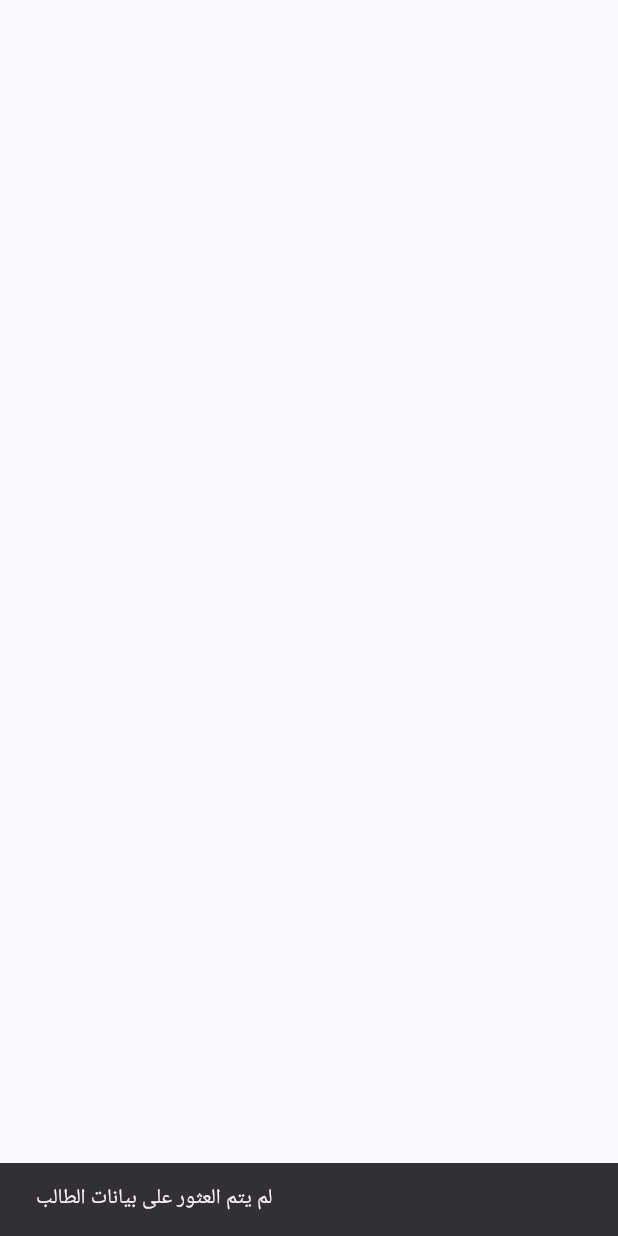
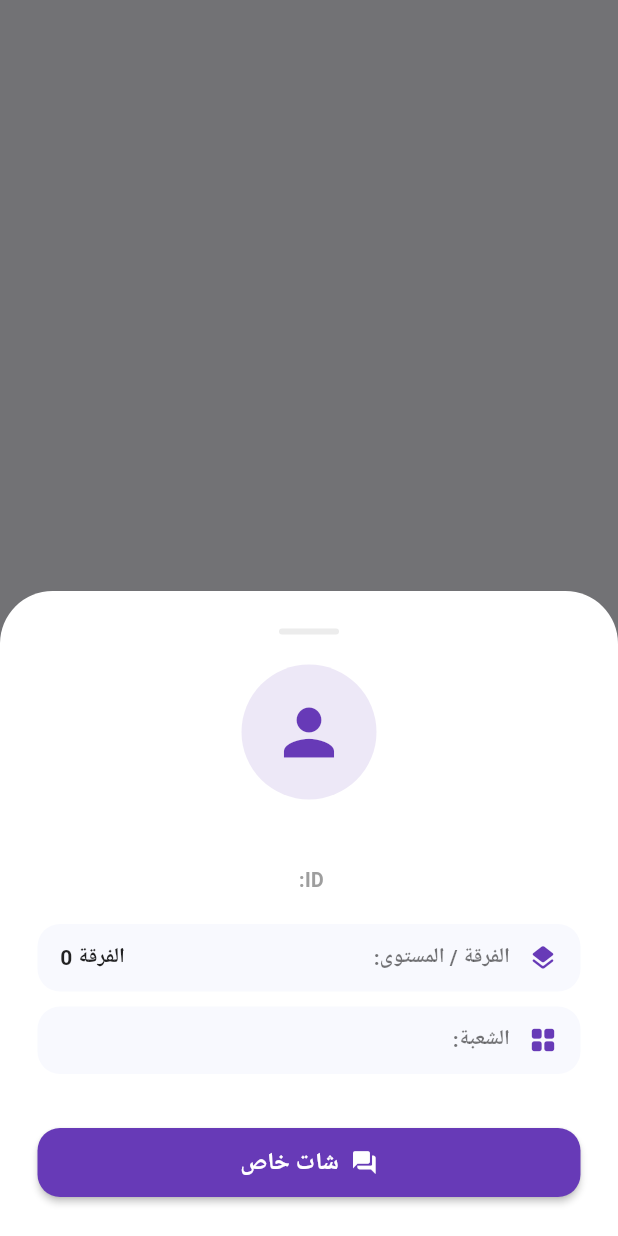
Before and after one commit to 3bdoelsayd/Smart-System, a Flutter app: what showRichStudentProfileModal() shows on an empty page, opened directly with empty values, on a phone screen of 412 x 824 dp. Run offline on Flutter 3.47's test engine with Material 3 defaults, Android fonts, the phone set to English and light mode, and no system bars; our stand-ins replace cloud_firestore, file_picker, firebase_auth, firebase_core, firebase_storage, flutter_local_notifications and 7 more; missing offline and left inert: excel, mobile_scanner, universal_html; accounts and stored records are empty; Roboto replaces fonts that are missing (Cairo).

Commit message:
Render live student profile avatars across all screens and fix profile modal pop bug

```diff
--- a/lib/Screens/doctor_students_list_screen.dart
+++ b/lib/Screens/doctor_students_list_screen.dart
@@ -100,7 +100,10 @@ class _DoctorStudentsListScreenState extends State<DoctorStudentsListScreen> {
                           contentPadding: const EdgeInsets.symmetric(horizontal: 16, vertical: 8),
                           leading: CircleAvatar(
                             backgroundColor: primaryColor.withAlpha(26),
-                            child: Icon(Icons.school_rounded, color: primaryColor),
+                            backgroundImage: _ds.getAvatarImageProvider(studentData['photoUrl']),
+                            child: (studentData['photoUrl'] ?? '').toString().isEmpty
+                                ? Icon(Icons.school_rounded, color: primaryColor)
+                                : null,
                           ),
                           title: Text(studentName, style: TextStyle(fontWeight: FontWeight.bold, fontSize: 15, color: isDark ? Colors.white : Colors.black87)),
                           subtitle: Text("ID: $studentId | $division\n${studentPhone.isNotEmpty ? '📞 $studentPhone' : (isAr ? 'رقم الهاتف غير مسجل' : 'No phone')}", style: TextStyle(fontSize: 12, color: isDark ? Colors.white54 : Colors.grey.shade600)),
--- a/lib/Screens/research_submissions_screen.dart
+++ b/lib/Screens/research_submissions_screen.dart
@@ -268,7 +268,10 @@ class _ResearchSubmissionsScreenState extends State<ResearchSubmissionsScreen> {
                               leading: CircleAvatar(
                                 radius: 20,
                                 backgroundColor: Colors.red.withAlpha(26),
-                                child: const Icon(Icons.list_alt, color: Colors.red, size: 22),
+                                backgroundImage: _ds.getAvatarImageProvider(r['photoUrl']),
+                                child: (r['photoUrl'] ?? '').toString().isEmpty
+                                    ? const Icon(Icons.list_alt, color: Colors.red, size: 22)
+                                    : null,
                               ),
                               title: Text(r['studentName'] ?? 'Student', style: TextStyle(fontWeight: FontWeight.bold, fontSize: 16, color: isDark ? Colors.white : Colors.black87)),
                               subtitle: Column(
--- a/lib/widgets/student_profile_modal.dart
+++ b/lib/widgets/student_profile_modal.dart
@@ -9,12 +9,16 @@ void showRichStudentProfileModal({
   required String studentIdOrUid,
   String? studentName,
   String? subject,
+  Map<String, dynamic>? initialStudentData,
 }) async {
   final ds = DataService();
   bool isAr = ds.isArabic;
   bool isDark = ds.isDarkMode;
   Color primaryColor = isDark ? const Color(0xFF03DAC6) : const Color(0xFF673AB7);
 
+  Map<String, dynamic>? studentData = initialStudentData;
+
+  if (studentData == null) {
     // Show loading indicator
     showDialog(
       context: context,
@@ -22,17 +26,46 @@ void showRichStudentProfileModal({
       builder: (ctx) => const Center(child: CircularProgressIndicator()),
     );
 
-  Map<String, dynamic>? studentData;
     try {
+      var docSnap = await ds.studentsColl.doc(studentIdOrUid.trim()).get();
+      if (docSnap.exists && docSnap.data() != null) {
+        studentData = docSnap.data() as Map<String, dynamic>;
+      }
+
+      if (studentData == null) {
         var snap = await ds.studentsColl.where('id', isEqualTo: studentIdOrUid.trim()).get();
+        if (snap.docs.isEmpty && int.tryParse(studentIdOrUid.trim()) != null) {
+          snap = await ds.studentsColl.where('id', isEqualTo: int.tryParse(studentIdOrUid.trim())).get();
+        }
         if (snap.docs.isEmpty) {
           snap = await ds.studentsColl.where('uid', isEqualTo: studentIdOrUid.trim()).get();
         }
         if (snap.docs.isNotEmpty) {
           studentData = snap.docs.first.data() as Map<String, dynamic>;
         }
+      }
+
+      if (studentData == null) {
+        var allSnap = await ds.studentsColl.get();
+        for (var d in allSnap.docs) {
+          var data = d.data() as Map<String, dynamic>;
+          String sId = (data['id'] ?? '').toString().trim();
+          String sUid = (data['uid'] ?? '').toString().trim();
+          String sName = (data['name'] ?? '').toString().trim();
+
+          if (sId == studentIdOrUid.trim() || sUid == studentIdOrUid.trim() || (studentName != null && sName == studentName.trim())) {
+            studentData = data;
+            break;
+          }
+        }
+      }
     } catch (e) {
       debugPrint("Fetch student error: $e");
+    }
+
+    if (context.mounted) {
+      Navigator.pop(context); // إغلاق مؤشر التحميل فقط عندما يفتح
+    }
   }
 
   int attCount = 0;
@@ -48,10 +81,6 @@ void showRichStudentProfileModal({
       attCount = results[0].docs.length;
       resCount = results[1].docs.length;
     } catch (_) {}
-  }
-
-  if (context.mounted) {
-    Navigator.pop(context); // Close loading dialog
   }
 
   if (studentData == null) {
```
Also changed, not shown: lib/Screens/attendance_management_screen.dart (+29 -8 lines), lib/Screens/super_admin_dashboard.dart (+9 -2 lines), 1 other file. Lines whose indentation alone changed are shown as unchanged.
